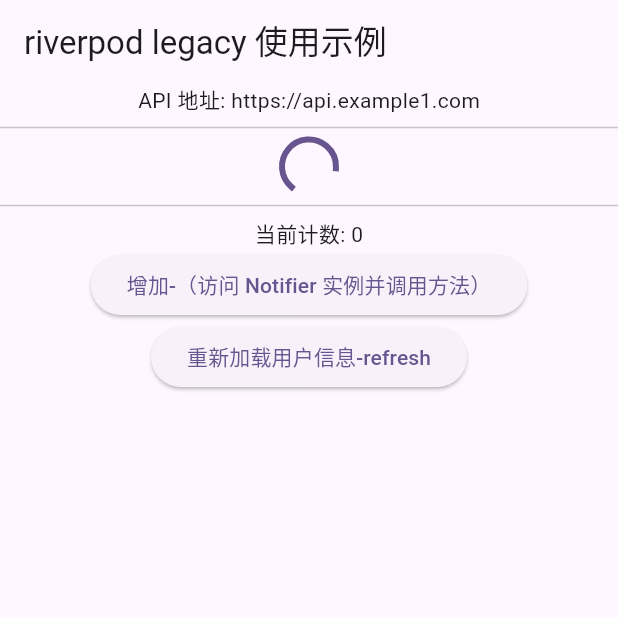
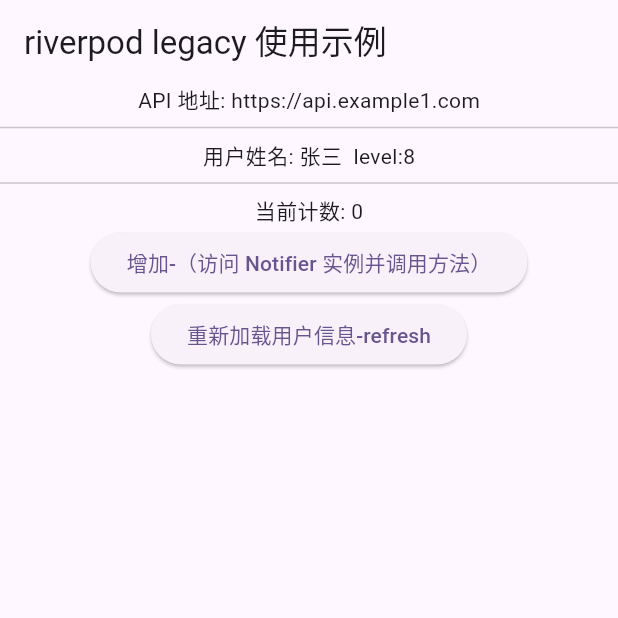
Before and after one commit to a454892215/riverpoddemo, a Flutter app: the first screen one second after launch, on a phone screen of 412 x 824 dp, the top half of it. Run offline on Flutter 3.47's test engine with Material 3 defaults, Android fonts, the phone set to English and light mode, and no system bars; our stand-ins replace flutter_riverpod, hooks_riverpod, riverpod_annotation; generated files the repository leaves out were written again.

Commit message:
示例完善

```diff
--- a/lib/riverpod_legacy/data_provider.dart
+++ b/lib/riverpod_legacy/data_provider.dart
@@ -1,4 +1,5 @@
 import 'package:flutter_riverpod/flutter_riverpod.dart';
+import 'package:flutter_riverpod/legacy.dart';
 
 // --- [1. Provider]: 存静态数据，不可变 ---
 /// flutter riverpod legacy 使用示例-第1部分-Provider
@@ -17,17 +18,19 @@ final apiBaseUrlProvider = Provider<String>((ref) {
   return "https://api.example4.com";
 });
 
+final levelProvider = StateProvider<int>((ref) => 8);
 // --- [2. FutureProvider]: 处理异步请求 ---
 // 相当于 GetX 中处理网络请求的逻辑，自带加载和错误状态
 ///使用FutureProvider构建一个异步的FutureProvider .autoDispose 表示页面销毁时，数据也销毁? 数据销毁是指代什么？
-int level = 4;
+
 final userProfileProvider = FutureProvider.autoDispose<Map<String, dynamic>>((
   ref,
 ) async {
   /// 监听apiBaseUrlProvider是否发生改变,如果发生改变 该回调函数会重新执行？
   final url = ref.watch(apiBaseUrlProvider);
+  final currentLevel = ref.watch(levelProvider);
   /// 模拟网络请求
-  await Future.delayed(const Duration(seconds: 2));
-  level ++;
-  return {"name": "张三", "level": level};
+  await Future.delayed(const Duration(milliseconds: 800));
+  print("currentLevel: $currentLevel");
+  return {"name": "张三", "level": currentLevel};
 });
--- a/lib/riverpod_legacy/manual_example_screen.dart
+++ b/lib/riverpod_legacy/manual_example_screen.dart
@@ -53,7 +53,8 @@ class ManualExampleScreen extends ConsumerWidget {
           ElevatedButton(
             onPressed: () {
               /// 强制刷新异步请求，会再次执行userProfileProvider中的异步回调函数
-              ref.refresh(userProfileProvider);
+              ref.read(levelProvider.notifier).update((state) => state + 1);
+              // ref.refresh(userProfileProvider);
             },
             child: Text("重新加载用户信息-refresh"),
           ),
```
